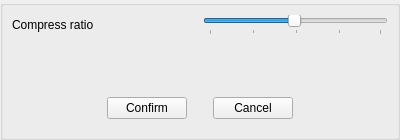
Qt form src/Editor/Resources/CompressJobSettingsOverlay.ui (RemotelyChaotic/JOIPEngine) before a commit.
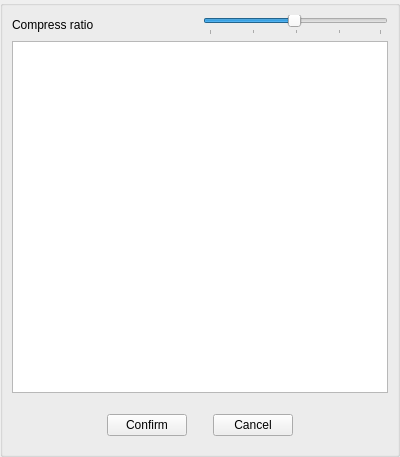
The same form after that commit. Custom widgets are drawn as their Qt base class.

The edit to the form file:
```diff
--- a/src/Editor/Resources/CompressJobSettingsOverlay.ui
+++ b/src/Editor/Resources/CompressJobSettingsOverlay.ui
@@ -7,7 +7,7 @@
     <x>0</x>
     <y>0</y>
     <width>400</width>
-    <height>140</height>
+    <height>457</height>
    </rect>
   </property>
   <property name="sizePolicy">
@@ -91,7 +91,20 @@
         </property>
        </widget>
       </item>
-      <item row="2" column="0" colspan="2">
+      <item row="1" column="0" colspan="2">
+       <widget class="QTreeView" name="pResourceSelectTree">
+        <property name="sizePolicy">
+         <sizepolicy hsizetype="Preferred" vsizetype="Expanding">
+          <horstretch>0</horstretch>
+          <verstretch>0</verstretch>
+         </sizepolicy>
+        </property>
+        <property name="alternatingRowColors">
+         <bool>true</bool>
+        </property>
+       </widget>
+      </item>
+      <item row="3" column="0" colspan="2">
        <widget class="QWidget" name="widget" native="true">
         <layout class="QGridLayout" name="gridLayout">
          <item row="0" column="4">
@@ -153,18 +166,8 @@
         </layout>
        </widget>
       </item>
-      <item row="1" column="0" colspan="2">
-       <spacer name="verticalSpacer">
-        <property name="orientation">
-         <enum>Qt::Vertical</enum>
-        </property>
-        <property name="sizeHint" stdset="0">
-         <size>
-          <width>20</width>
-          <height>40</height>
-         </size>
-        </property>
-       </spacer>
+      <item row="2" column="0" colspan="2">
+       <widget class="CSearchWidget" name="pFilter" native="true"/>
       </item>
      </layout>
     </widget>
@@ -178,6 +181,12 @@
    <header>Widgets/OverlayBase.h</header>
    <container>1</container>
   </customwidget>
+  <customwidget>
+   <class>CSearchWidget</class>
+   <extends>QWidget</extends>
+   <header>Widgets/SearchWidget.h</header>
+   <container>1</container>
+  </customwidget>
  </customwidgets>
  <resources/>
  <connections/>
```
